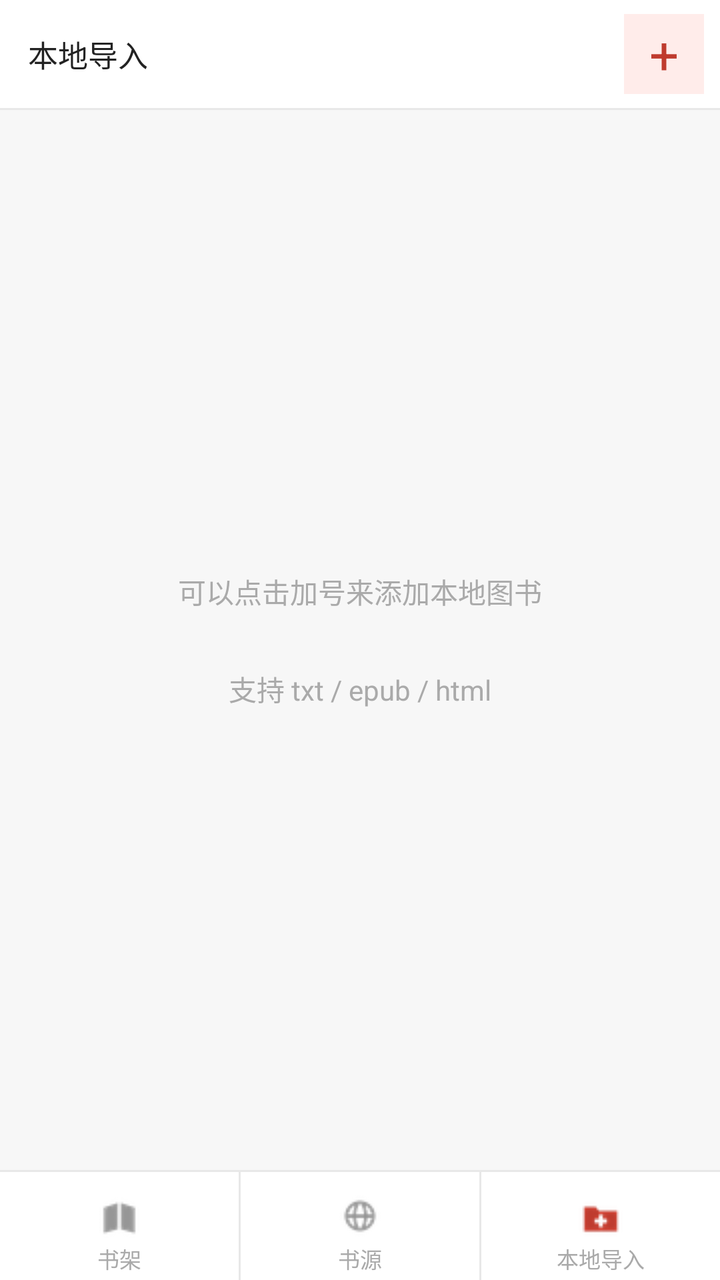
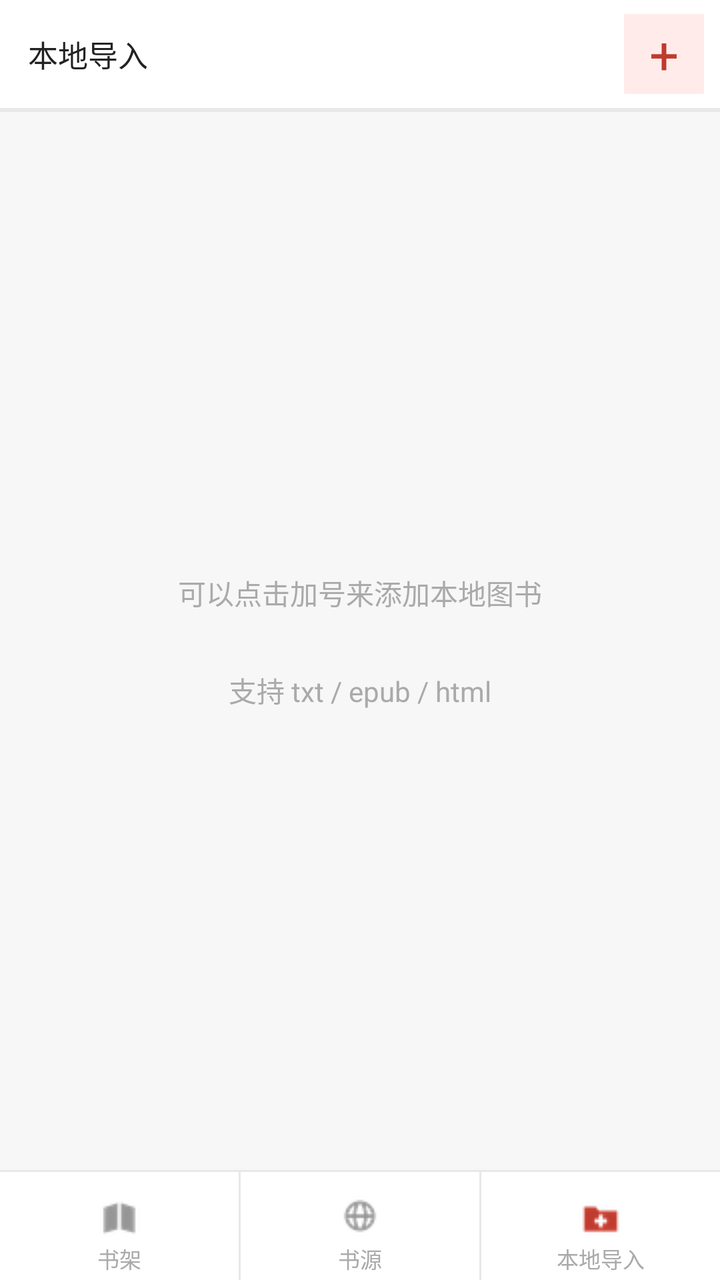

An Android layout rendered at two revisions. The XML below is the earlier revision; the diff shows what the commit changed to produce the second picture.
<!-- AndroidManifest.xml: fallback theme Theme.MaterialComponents.DayNight.NoActionBar -->
<!-- res/layout/act_local.xml -->
<?xml version="1.0" encoding="utf-8"?>
<LinearLayout xmlns:android="http://schemas.android.com/apk/res/android"
    android:layout_width="fill_parent"
    android:layout_height="fill_parent"
    android:orientation="vertical"
    android:background="@color/bg">

    
    <LinearLayout
        android:layout_width="fill_parent"
        android:layout_height="wrap_content"
        android:orientation="horizontal"
        android:gravity="center_vertical"
        android:background="@color/surface"
        android:paddingLeft="14dip"
        android:paddingRight="8dip"
        android:paddingTop="7dip"
        android:paddingBottom="7dip">

        <TextView
            android:id="@+id/local_title"
            android:layout_width="wrap_content"
            android:layout_height="wrap_content"
            android:textSize="15sp"
            android:textColor="@color/text_primary"
            android:text="本地导入" />

        <TextView
            android:id="@+id/local_count"
            android:layout_width="0dip"
            android:layout_height="wrap_content"
            android:layout_weight="1"
            android:layout_marginLeft="10dip"
            android:textSize="12sp"
            android:textColor="@color/text_hint"
            android:text="" />

        <TextView
            android:id="@+id/local_add"
            android:layout_width="40dip"
            android:layout_height="40dip"
            android:gravity="center"
            android:textSize="26sp"
            android:textColor="@color/accent"
            android:background="@color/accent_light"
            android:text="+" />
    </LinearLayout>

    <View
        android:layout_width="fill_parent"
        android:layout_height="1dip"
        android:background="@color/divider" />

    <FrameLayout
        android:layout_width="fill_parent"
        android:layout_height="0dip"
        android:layout_weight="1">

        <ListView
            android:id="@+id/local_list"
            android:layout_width="fill_parent"
            android:layout_height="fill_parent"
            android:divider="@color/divider"
            android:dividerHeight="1dip"
            android:cacheColorHint="#00000000"
            android:scrollbarStyle="outsideOverlay" />

        <TextView
            android:id="@+id/local_empty"
            android:layout_width="fill_parent"
            android:layout_height="fill_parent"
            android:gravity="center"
            android:paddingLeft="20dip"
            android:paddingRight="20dip"
            android:textSize="14sp"
            android:textColor="@color/text_hint"
            android:lineSpacingExtra="6dip"
            android:text="可以点击加号来添加本地图书\n\n支持 txt / epub / html" />
    </FrameLayout>

    <View
        android:layout_width="fill_parent"
        android:layout_height="1dip"
        android:background="@color/divider" />

    
    <LinearLayout
        android:layout_width="fill_parent"
        android:layout_height="54dip"
        android:orientation="horizontal"
        android:background="@color/bar_bg">

        <LinearLayout
            android:id="@+id/tab_shelf"
            style="@style/TabItem">

            <View
                android:id="@+id/tab_shelf_mark"
                style="@style/TabMark" />

            <ImageView
                android:id="@+id/tab_shelf_icon"
                android:layout_width="22dip"
                android:layout_height="22dip"
                android:src="@drawable/tab_shelf_off" />

            <TextView
                android:id="@+id/tab_shelf_label"
                style="@style/TabLabel"
                android:text="书架" />
        </LinearLayout>

        <View style="@style/TabGap" />

        <LinearLayout
            android:id="@+id/tab_source"
            style="@style/TabItem">

            <View
                android:id="@+id/tab_source_mark"
                style="@style/TabMark" />

            <ImageView
                android:id="@+id/tab_source_icon"
                android:layout_width="22dip"
                android:layout_height="22dip"
                android:src="@drawable/tab_source_off" />

            <TextView
                android:id="@+id/tab_source_label"
                style="@style/TabLabel"
                android:text="书源" />
        </LinearLayout>

        <View style="@style/TabGap" />

        <LinearLayout
            android:id="@+id/tab_local"
            style="@style/TabItem">

            <View
                android:id="@+id/tab_local_mark"
                style="@style/TabMark" />

            <ImageView
                android:id="@+id/tab_local_icon"
                android:layout_width="22dip"
                android:layout_height="22dip"
                android:src="@drawable/tab_local_on" />

            <TextView
                android:id="@+id/tab_local_label"
                style="@style/TabLabel"
                android:text="本地导入" />
        </LinearLayout>
    </LinearLayout>

</LinearLayout>
<!-- resources referenced by this layout -->
<resources>
  <color name="accent">#FFBF3B2E</color>
  <color name="accent_light">#FFFFECEA</color>
  <color name="bar_bg">#FFFFFFFF</color>
  <color name="bg">#FFF7F7F7</color>
  <color name="divider">#FFE8E8E8</color>
  <color name="surface">#FFFFFFFF</color>
  <color name="text_hint">#FFAAAAAA</color>
  <color name="text_primary">#FF222222</color>
  <!-- drawable tab_local_on: png bitmap (drawable, 650 bytes) -->
  <!-- drawable tab_shelf_off: png bitmap (drawable, 604 bytes) -->
  <!-- drawable tab_source_off: png bitmap (drawable, 829 bytes) -->
  <style name="TabGap">
          <item name="android:layout_width">1dip</item>
          <item name="android:layout_height">fill_parent</item>
          <item name="android:background">@color/divider</item>
      </style>
  <style name="TabItem">
          <item name="android:layout_width">0dip</item>
          <item name="android:layout_height">fill_parent</item>
          <item name="android:layout_weight">1</item>
          <item name="android:orientation">vertical</item>
          <item name="android:gravity">center_horizontal</item>
          <item name="android:paddingTop">5dip</item>
          <item name="android:paddingBottom">4dip</item>
          <item name="android:background">@color/bar_bg</item>
          <item name="android:clickable">true</item>
          <item name="android:focusable">true</item>
      </style>
  <style name="TabLabel">
          <item name="android:layout_width">wrap_content</item>
          <item name="android:layout_height">wrap_content</item>
          <item name="android:layout_marginTop">2dip</item>
          <item name="android:textSize">11sp</item>
          <item name="android:textColor">@color/text_hint</item>
          <item name="android:singleLine">true</item>
      </style>
  <style name="TabMark">
          <item name="android:layout_width">fill_parent</item>
          <item name="android:layout_height">2dip</item>
          <item name="android:layout_marginBottom">4dip</item>
          <item name="android:background">@color/bar_bg</item>
      </style>
</resources>

<!-- the commit's change to res/layout/act_local.xml (unified diff, before → after) -->
@@ -35,6 +35,20 @@
             android:textColor="@color/text_hint"
             android:text="" />
 
+        
+        <TextView
+            android:id="@+id/local_done"
+            android:layout_width="wrap_content"
+            android:layout_height="wrap_content"
+            android:visibility="gone"
+            android:paddingLeft="10dip"
+            android:paddingRight="10dip"
+            android:paddingTop="4dip"
+            android:paddingBottom="4dip"
+            android:textSize="13sp"
+            android:textColor="@color/accent"
+            android:text="完成" />
+
         <TextView
             android:id="@+id/local_add"
             android:layout_width="40dip"
@@ -44,6 +58,73 @@
             android:textColor="@color/accent"
             android:background="@color/accent_light"
             android:text="+" />
+    </LinearLayout>
+
+    <View
+        android:layout_width="fill_parent"
+        android:layout_height="1dip"
+        android:background="@color/divider" />
+
+    
+    <LinearLayout
+        android:id="@+id/local_batch_bar"
+        android:layout_width="fill_parent"
+        android:layout_height="wrap_content"
+        android:orientation="horizontal"
+        android:visibility="gone"
+        android:background="@color/accent_light"
+        android:gravity="center_vertical"
+        android:paddingLeft="14dip"
+        android:paddingRight="8dip"
+        android:paddingTop="7dip"
+        android:paddingBottom="7dip">
+
+        <TextView
+            android:id="@+id/local_sel_info"
+            android:layout_width="0dip"
+            android:layout_height="wrap_content"
+            android:layout_weight="1"
+            android:textSize="13sp"
+            android:textColor="@color/text_secondary"
+            android:text="已选 0 本" />
+
+        <TextView
+            android:id="@+id/btn_local_shelf"
+            android:layout_width="wrap_content"
+            android:layout_height="wrap_content"
+            android:paddingLeft="8dip"
+            android:paddingRight="8dip"
+            android:paddingTop="4dip"
+            android:paddingBottom="4dip"
+            android:textSize="13sp"
+            android:textColor="@color/accent"
+            android:text="加入书架" />
+
+        <TextView
+            android:id="@+id/btn_local_select_all"
+            android:layout_width="wrap_content"
+            android:layout_height="wrap_content"
+            android:layout_marginLeft="4dip"
+            android:paddingLeft="10dip"
+            android:paddingRight="10dip"
+            android:paddingTop="4dip"
+            android:paddingBottom="4dip"
+            android:textSize="13sp"
+            android:textColor="@color/accent"
+            android:text="全选" />
+
+        <TextView
+            android:id="@+id/btn_local_delete"
+            android:layout_width="wrap_content"
+            android:layout_height="wrap_content"
+            android:layout_marginLeft="4dip"
+            android:paddingLeft="10dip"
+            android:paddingRight="10dip"
+            android:paddingTop="4dip"
+            android:paddingBottom="4dip"
+            android:textSize="13sp"
+            android:textColor="#FFC62828"
+            android:text="删除" />
     </LinearLayout>
 
     <View
<!-- resource entries referenced after the edit -->
@@ -8,6 +8,7 @@
   <color name="surface">#FFFFFFFF</color>
   <color name="text_hint">#FFAAAAAA</color>
   <color name="text_primary">#FF222222</color>
+  <color name="text_secondary">#FF888888</color>
   <!-- drawable tab_local_on: png bitmap (drawable, 650 bytes) -->
   <!-- drawable tab_shelf_off: png bitmap (drawable, 604 bytes) -->
   <!-- drawable tab_source_off: png bitmap (drawable, 829 bytes) -->
